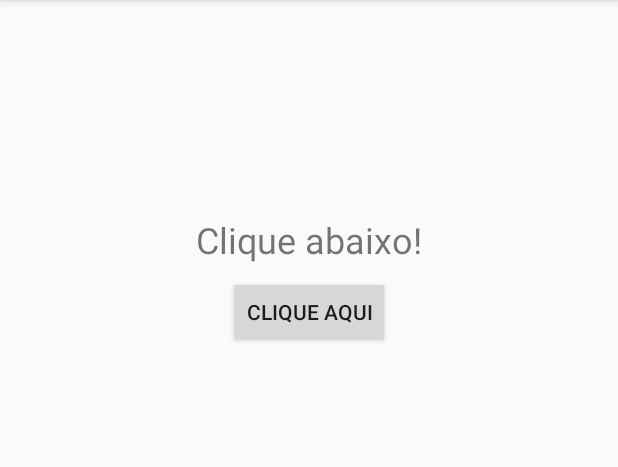
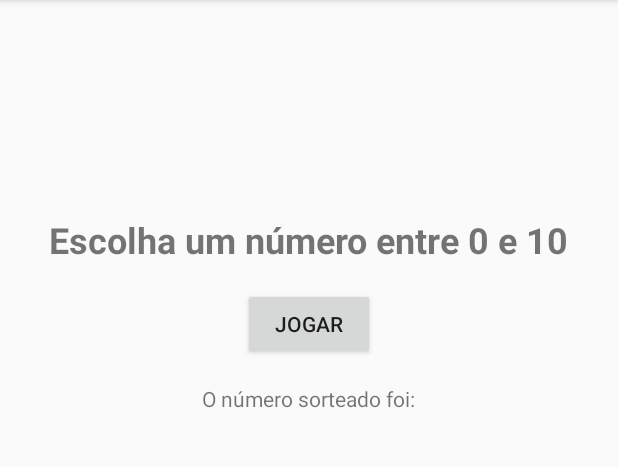
Before and after one commit to davilnv/first-app-basics-views, an Android app: the screen it shows after launch (MainActivity), on a phone screen of 412 x 824 dp, the part 84-551 px from its top. Run offline under Robolectric (Android 15) with nearby library versions, the phone set to English and light mode, and no system bars.

Commit message:
random int 0 to 10 with button action (onClick)

```diff
--- a/app/src/main/java/br/com/texsistemas/primeiroapp/MainActivity.java
+++ b/app/src/main/java/br/com/texsistemas/primeiroapp/MainActivity.java
@@ -5,6 +5,8 @@ import android.view.View;
 import android.widget.TextView;
 
 import androidx.appcompat.app.AppCompatActivity;
+
+import java.util.Random;
 
 public class MainActivity extends AppCompatActivity {
 
@@ -16,8 +18,13 @@ public class MainActivity extends AppCompatActivity {
 
     public void alterarTexto(View view) {
 
-        TextView texto = findViewById(R.id.textExibicao);
-        texto.setText("Davi Lima");
+        TextView texto = findViewById(R.id.textResultado);
+
+        Random random = new Random();
+
+        int resultado = random.ints(0, 10).findAny().getAsInt();
+
+        texto.setText(getString(R.string.label_resultado) + " " + resultado );
 
     }
 
--- a/app/src/main/res/layout/activity_main.xml
+++ b/app/src/main/res/layout/activity_main.xml
@@ -13,20 +13,31 @@
         android:layout_width="wrap_content"
         android:layout_height="wrap_content"
         android:layout_marginTop="143dp"
-        android:text="Clique abaixo!"
+        android:text="@string/label_exibicao"
         android:textSize="24sp"
+        android:textStyle="bold"
         app:layout_constraintEnd_toEndOf="parent"
         app:layout_constraintStart_toStartOf="parent"
         app:layout_constraintTop_toTopOf="parent" />
 
     <Button
-        android:id="@+id/button2"
+        android:id="@+id/buttonJogar"
         android:layout_width="wrap_content"
         android:layout_height="wrap_content"
-        android:layout_marginTop="8dp"
+        android:layout_marginTop="16dp"
         android:onClick="alterarTexto"
-        android:text="Clique aqui"
+        android:text="@string/label_button_jogar"
         app:layout_constraintEnd_toEndOf="parent"
         app:layout_constraintStart_toStartOf="parent"
         app:layout_constraintTop_toBottomOf="@+id/textExibicao" />
+
+    <TextView
+        android:id="@+id/textResultado"
+        android:layout_width="wrap_content"
+        android:layout_height="wrap_content"
+        android:layout_marginTop="16dp"
+        android:text="@string/label_resultado"
+        app:layout_constraintEnd_toEndOf="parent"
+        app:layout_constraintStart_toStartOf="parent"
+        app:layout_constraintTop_toBottomOf="@+id/buttonJogar" />
 </androidx.constraintlayout.widget.ConstraintLayout>
--- a/app/src/main/res/values/strings.xml
+++ b/app/src/main/res/values/strings.xml
@@ -1,3 +1,6 @@
 <resources>
     <string name="app_name">Primeiro App</string>
+    <string name="label_exibicao">Escolha um número entre 0 e 10</string>
+    <string name="label_button_jogar">jogar</string>
+    <string name="label_resultado">O número sorteado foi:</string>
 </resources>
```
